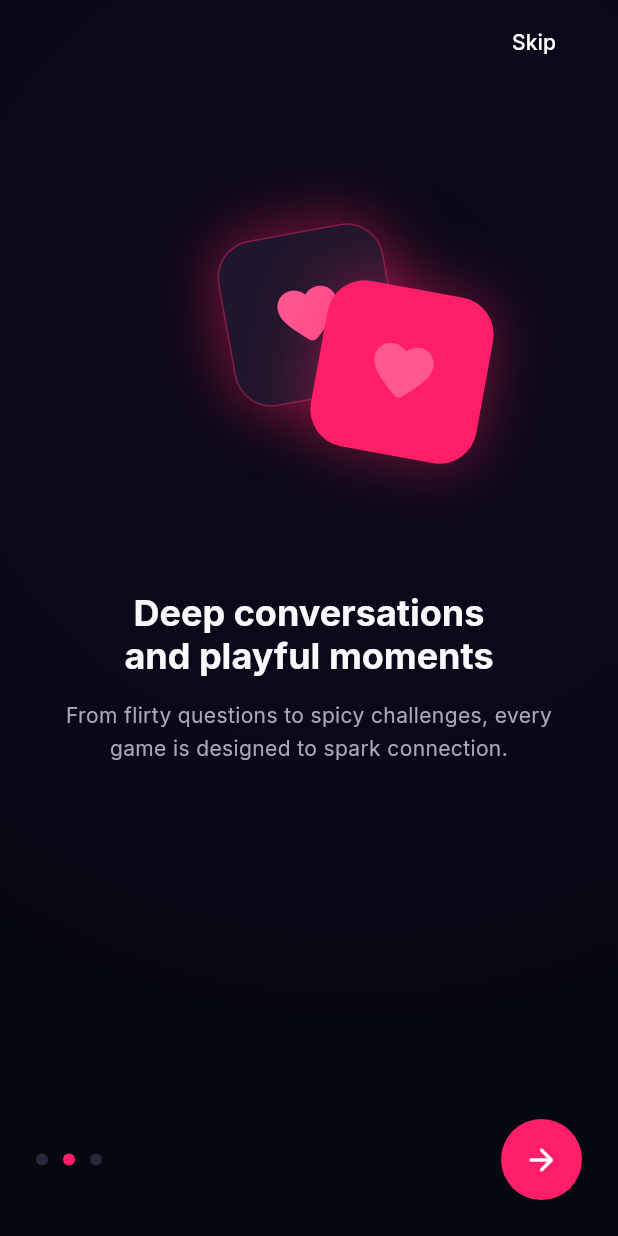
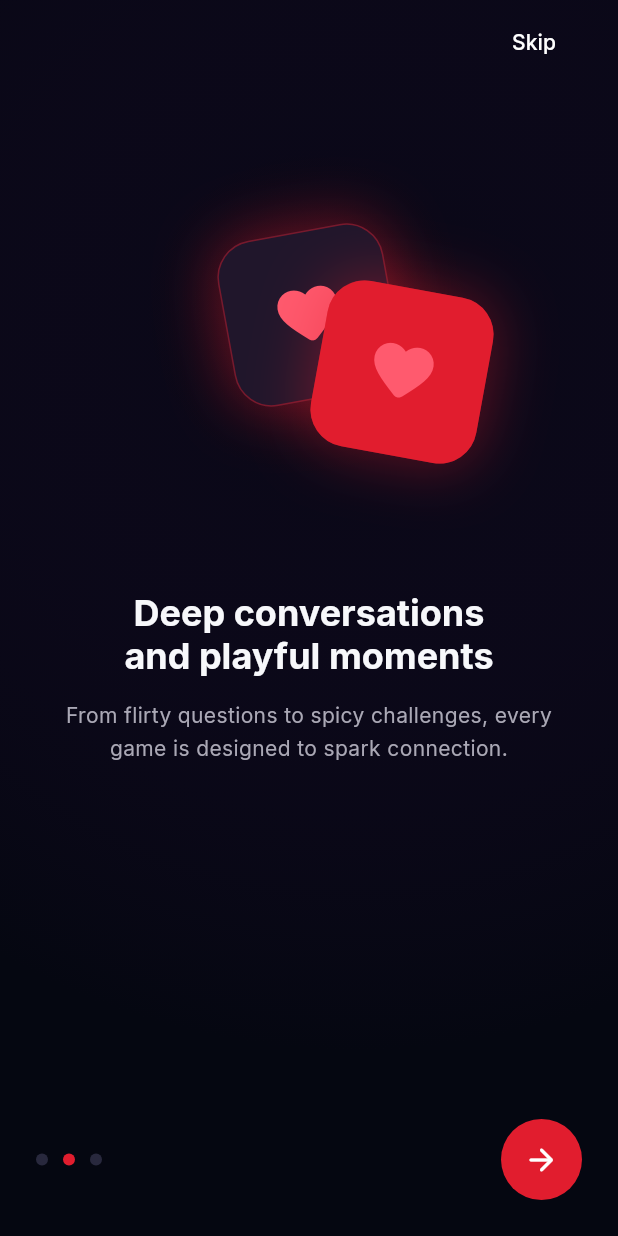
Before and after one commit to i-sifat/Veloura, a Flutter app: the screen it shows after launch, swiped to page 2, on a phone screen of 412 x 824 dp. Run offline on Flutter 3.47's test engine with Material 3 defaults, Android fonts, the light colour scheme and no system bars; our stand-ins replace firebase_analytics, firebase_core, firebase_crashlytics, flutter_animate, flutter_local_notifications, flutter_riverpod and 8 more; missing offline and left inert: purchases_flutter; accounts and stored records are empty.

Commit message:
style(onboarding): shift the accent from pink to the app's brand red
Onboarding was the last surface still using a pink accent while the rest
of the app (CTA, Games hub pills, bottom nav) moved to red. Retune the
onboarding accent tokens to the brand red and update the one hardcoded
pink glow literal in the intro artwork. Token names are kept stable to
avoid churn across the onboarding widgets that reference them. Also add a
named sexPageIndex constant for the upcoming sex-selection gate.

```diff
--- a/lib/features/onboarding/presentation/onboarding_art.dart
+++ b/lib/features/onboarding/presentation/onboarding_art.dart
@@ -171,7 +171,7 @@ class _GlowOrb extends StatelessWidget {
     height: size,
     decoration: const BoxDecoration(
       shape: BoxShape.circle,
-      gradient: RadialGradient(colors: [Color(0x40FF1F68), Colors.transparent]),
+      gradient: RadialGradient(colors: [Color(0x40E11D2E), Colors.transparent]),
     ),
   );
 }
--- a/lib/features/onboarding/presentation/onboarding_tokens.dart
+++ b/lib/features/onboarding/presentation/onboarding_tokens.dart
@@ -5,6 +5,10 @@ import 'package:veloura/theme/app_design_tokens.dart';
 abstract final class OnboardingTokens {
   static const pageCount = 6;
   static const setupStartIndex = 3;
+
+  /// Index of the sex-selection page (immediately after the names page).
+  static const sexPageIndex = setupStartIndex + 1;
+
   static const maxWidth = 430.0;
   static const visualHeight = 300.0;
   static const fieldHeight = 72.0;
@@ -17,11 +21,15 @@ abstract final class OnboardingTokens {
   static const border = Color(0xFF28283D);
   static const muted = Color(0xFFAAA8B5);
   static const violet = Color(0xFF8A75A8);
-  static const pink = Color(0xFFFF1F68);
-  static const pinkLight = Color(0xFFFF5791);
+
+  // Brand accent. Historically pink; the palette moved to red to match the
+  // app-wide red CTA/nav accent. The `pink`/`pinkLight` names are kept
+  // stable so the onboarding widgets that reference them don't need to churn.
+  static const pink = Color(0xFFE11D2E);
+  static const pinkLight = Color(0xFFFF5A6E);
 
   static const glow = BoxShadow(
-    color: Color(0x66FF1F68),
+    color: Color(0x66E11D2E),
     blurRadius: 34,
     spreadRadius: 2,
   );
```
